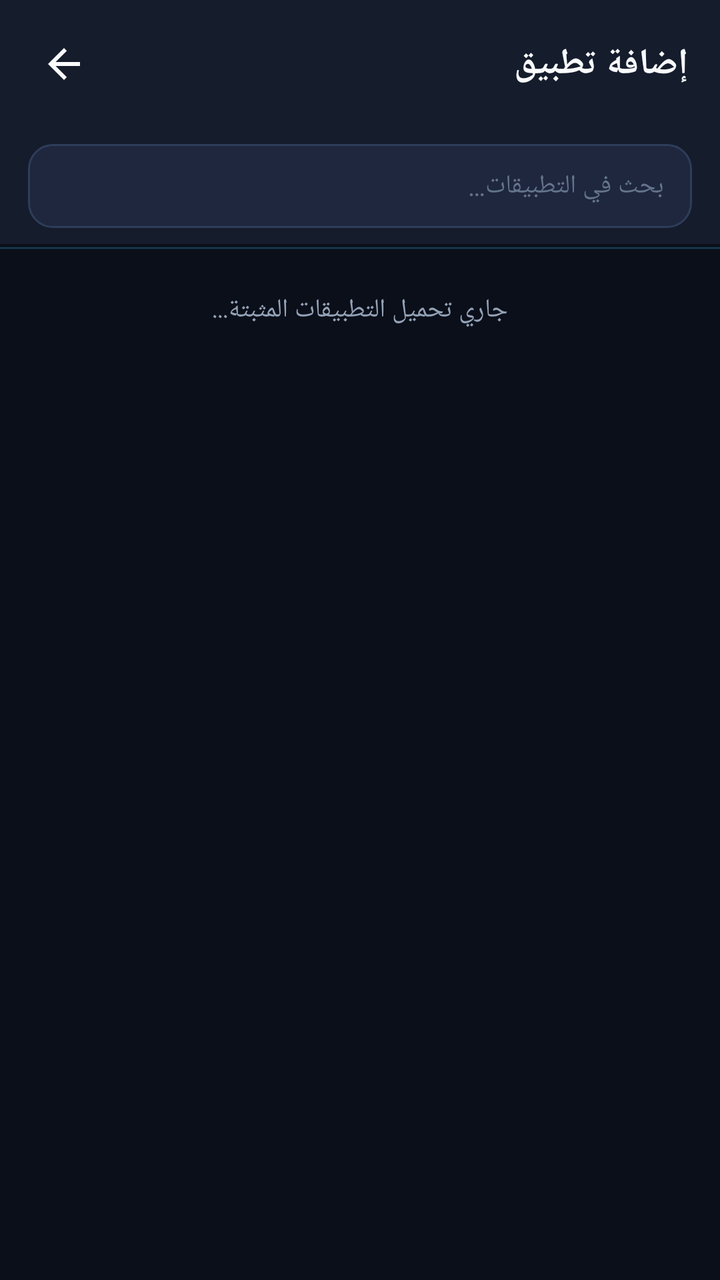
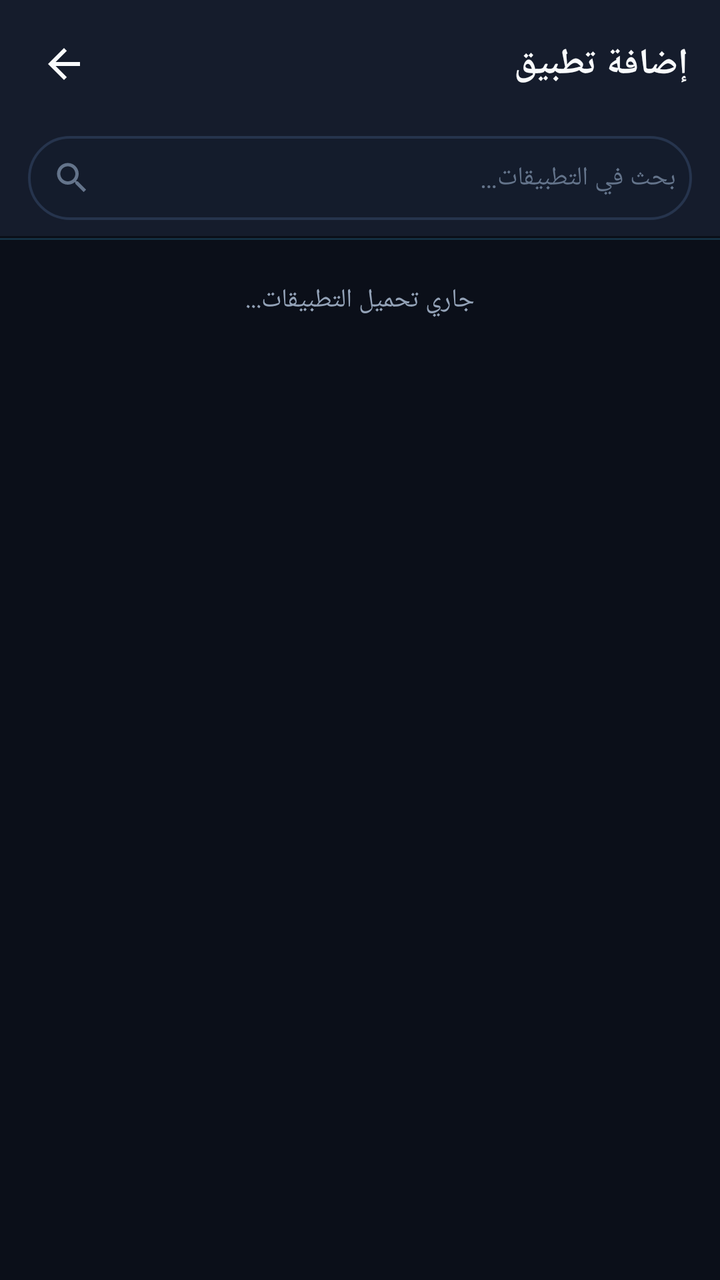

An Android layout rendered at two revisions. The XML below is the earlier revision; the diff shows what the commit changed to produce the second picture.
<!-- AndroidManifest.xml: application theme Theme.DeviceResetSpoofer -->
<!-- res/layout/activity_app_picker.xml -->
<?xml version="1.0" encoding="utf-8"?>
<LinearLayout xmlns:android="http://schemas.android.com/apk/res/android"
    xmlns:app="http://schemas.android.com/apk/res-auto"
    android:layout_width="match_parent"
    android:layout_height="match_parent"
    android:background="@color/background"
    android:orientation="vertical">

    
    <LinearLayout
        android:layout_width="match_parent"
        android:layout_height="wrap_content"
        android:orientation="horizontal"
        android:gravity="center_vertical"
        android:paddingStart="12dp"
        android:paddingEnd="16dp"
        android:paddingTop="12dp"
        android:paddingBottom="12dp"
        android:background="@color/surface">

        <ImageButton
            android:id="@+id/btn_picker_back"
            android:layout_width="40dp"
            android:layout_height="40dp"
            android:background="?android:attr/selectableItemBackgroundBorderless"
            android:src="@drawable/ic_arrow_back"
            app:tint="@color/text_primary"
            android:contentDescription="@string/cancel"
            android:layout_marginEnd="8dp"/>

        <TextView
            android:layout_width="0dp"
            android:layout_height="wrap_content"
            android:layout_weight="1"
            android:text="@string/add_app"
            android:textColor="@color/text_primary"
            android:textSize="18sp"
            android:textStyle="bold"/>

        <TextView
            android:id="@+id/tv_count"
            android:layout_width="wrap_content"
            android:layout_height="wrap_content"
            android:textSize="13sp"
            android:textColor="@color/primary"/>
    </LinearLayout>

    
    <LinearLayout
        android:layout_width="match_parent"
        android:layout_height="wrap_content"
        android:paddingStart="14dp"
        android:paddingEnd="14dp"
        android:paddingTop="8dp"
        android:paddingBottom="8dp"
        android:background="@color/surface">

        <EditText
            android:id="@+id/et_picker_search"
            android:layout_width="match_parent"
            android:layout_height="42dp"
            android:background="@drawable/bg_search_box"
            android:hint="@string/search_hint"
            android:textColorHint="@color/text_tertiary"
            android:textColor="@color/text_primary"
            android:textSize="13sp"
            android:paddingStart="14dp"
            android:paddingEnd="14dp"
            android:singleLine="true"/>
    </LinearLayout>

    
    <ProgressBar
        android:id="@+id/pb_loading"
        style="?android:attr/progressBarStyleHorizontal"
        android:layout_width="match_parent"
        android:layout_height="4dp"
        android:indeterminate="true"
        android:indeterminateTint="@color/primary"/>

    
    <TextView
        android:id="@+id/tv_loading"
        android:layout_width="match_parent"
        android:layout_height="wrap_content"
        android:text="جاري تحميل التطبيقات المثبتة..."
        android:textSize="13sp"
        android:textColor="@color/text_secondary"
        android:gravity="center"
        android:padding="20dp"/>

    
    <TextView
        android:id="@+id/tv_empty"
        android:layout_width="match_parent"
        android:layout_height="wrap_content"
        android:text="لم يتم العثور على أي تطبيقات"
        android:textSize="14sp"
        android:textColor="@color/text_tertiary"
        android:gravity="center"
        android:padding="32dp"
        android:visibility="gone"/>

    
    <TextView
        android:id="@+id/tv_debug"
        android:layout_width="match_parent"
        android:layout_height="wrap_content"
        android:textSize="11sp"
        android:textColor="@color/text_tertiary"
        android:padding="16dp"
        android:fontFamily="monospace"
        android:visibility="gone"/>

    
    <androidx.recyclerview.widget.RecyclerView
        android:id="@+id/rv_apps"
        android:layout_width="match_parent"
        android:layout_height="0dp"
        android:layout_weight="1"
        android:paddingStart="14dp"
        android:paddingEnd="14dp"
        android:paddingTop="8dp"
        android:clipToPadding="false"
        android:paddingBottom="16dp"
        android:visibility="gone"/>

</LinearLayout>
<!-- resources referenced by this layout -->
<resources>
  <color name="background">#0B0F19</color>
  <color name="primary">#38BDF8</color>
  <color name="surface">#151C2C</color>
  <color name="text_primary">#F8FAFC</color>
  <color name="text_secondary">#94A3B8</color>
  <color name="text_tertiary">#64748B</color>
  <!-- drawable bg_search_box (drawable) -->
  <?xml version="1.0" encoding="utf-8"?>
  <shape xmlns:android="http://schemas.android.com/apk/res/android"
      android:shape="rectangle">
      <solid android:color="@color/surface_card"/>
      <corners android:radius="12dp"/>
      <stroke android:width="1dp" android:color="@color/card_stroke"/>
  </shape>
  <!-- drawable ic_arrow_back (drawable) -->
  <vector xmlns:android="http://schemas.android.com/apk/res/android"
      android:width="24dp"
      android:height="24dp"
      android:viewportWidth="24"
      android:viewportHeight="24"
      android:autoMirrored="true">
    <path
        android:fillColor="#FFFFFFFF"
        android:pathData="M20,11H7.83l5.59,-5.59L12,4l-8,8 8,8 1.41,-1.41L7.83,13H20v-2z"/>
  </vector>
  <string name="add_app">إضافة تطبيق</string>
  <string name="cancel">إلغاء</string>
  <string name="search_hint">بحث في التطبيقات…</string>
  <style name="Theme.DeviceResetSpoofer" parent="Theme.MaterialComponents.DayNight.NoActionBar">
          <item name="colorPrimary">@color/primary</item>
          <item name="colorPrimaryVariant">@color/primary_dark</item>
          <item name="colorOnPrimary">@color/background</item>
          <item name="colorSecondary">@color/secondary</item>
          <item name="colorSecondaryVariant">@color/secondary_container</item>
          <item name="colorOnSecondary">@color/white</item>
          <item name="android:colorBackground">@color/background</item>
          <item name="colorSurface">@color/surface</item>
          <item name="colorOnSurface">@color/text_primary</item>
          <item name="android:statusBarColor">@color/background</item>
          <item name="android:navigationBarColor">@color/background</item>
          <item name="android:windowLightStatusBar" tools:targetApi="m">false</item>
          <item name="android:windowLightNavigationBar" tools:targetApi="o_mr1">false</item>
      </style>
  <color name="surface_card">#1E273E</color>
  <color name="card_stroke">#2E3D59</color>
  <color name="primary_dark">#0284C7</color>
  <color name="secondary">#818CF8</color>
  <color name="secondary_container">#312E81</color>
  <color name="white">#FFFFFF</color>
</resources>

<!-- the commit's change to res/layout/activity_app_picker.xml (unified diff, before → after) -->
@@ -51,22 +51,49 @@
         android:layout_height="wrap_content"
         android:paddingStart="14dp"
         android:paddingEnd="14dp"
-        android:paddingTop="8dp"
+        android:paddingTop="4dp"
         android:paddingBottom="8dp"
         android:background="@color/surface">
 
-        <EditText
-            android:id="@+id/et_picker_search"
+        <LinearLayout
             android:layout_width="match_parent"
             android:layout_height="42dp"
             android:background="@drawable/bg_search_box"
-            android:hint="@string/search_hint"
-            android:textColorHint="@color/text_tertiary"
-            android:textColor="@color/text_primary"
-            android:textSize="13sp"
-            android:paddingStart="14dp"
-            android:paddingEnd="14dp"
-            android:singleLine="true"/>
+            android:orientation="horizontal"
+            android:gravity="center_vertical"
+            android:paddingStart="12dp"
+            android:paddingEnd="8dp">
+
+            <ImageView
+                android:layout_width="20dp"
+                android:layout_height="20dp"
+                android:src="@drawable/ic_search"
+                app:tint="@color/text_tertiary"
+                android:layout_marginEnd="8dp"
+                android:contentDescription="@string/search_hint"/>
+
+            <EditText
+                android:id="@+id/et_picker_search"
+                android:layout_width="0dp"
+                android:layout_height="match_parent"
+                android:layout_weight="1"
+                android:background="@null"
+                android:hint="@string/search_hint"
+                android:textColorHint="@color/text_tertiary"
+                android:textColor="@color/text_primary"
+                android:textSize="13sp"
+                android:singleLine="true"/>
+
+            <ImageButton
+                android:id="@+id/btn_picker_clear"
+                android:layout_width="32dp"
+                android:layout_height="32dp"
+                android:background="?android:attr/selectableItemBackgroundBorderless"
+                android:src="@drawable/ic_close"
+                app:tint="@color/text_tertiary"
+                android:visibility="gone"
+                android:contentDescription="Clear"/>
+        </LinearLayout>
     </LinearLayout>
 
     
@@ -74,7 +101,7 @@
         android:id="@+id/pb_loading"
         style="?android:attr/progressBarStyleHorizontal"
         android:layout_width="match_parent"
-        android:layout_height="4dp"
+        android:layout_height="3dp"
         android:indeterminate="true"
         android:indeterminateTint="@color/primary"/>
 
@@ -83,7 +110,7 @@
         android:id="@+id/tv_loading"
         android:layout_width="match_parent"
         android:layout_height="wrap_content"
-        android:text="جاري تحميل التطبيقات المثبتة..."
+        android:text="جاري تحميل التطبيقات..."
         android:textSize="13sp"
         android:textColor="@color/text_secondary"
         android:gravity="center"
@@ -102,17 +129,6 @@
         android:visibility="gone"/>
 
     
-    <TextView
-        android:id="@+id/tv_debug"
-        android:layout_width="match_parent"
-        android:layout_height="wrap_content"
-        android:textSize="11sp"
-        android:textColor="@color/text_tertiary"
-        android:padding="16dp"
-        android:fontFamily="monospace"
-        android:visibility="gone"/>
-
-    
     <androidx.recyclerview.widget.RecyclerView
         android:id="@+id/rv_apps"
         android:layout_width="match_parent"
<!-- resource entries referenced after the edit -->
@@ -10,9 +10,11 @@
   <?xml version="1.0" encoding="utf-8"?>
   <shape xmlns:android="http://schemas.android.com/apk/res/android"
       android:shape="rectangle">
-      <solid android:color="@color/surface_card"/>
-      <corners android:radius="12dp"/>
-      <stroke android:width="1dp" android:color="@color/card_stroke"/>
+      <solid android:color="#141C2C"/>
+      <corners android:radius="22dp"/>
+      <stroke
+          android:width="1.2dp"
+          android:color="#26344D"/>
   </shape>
   <!-- drawable ic_arrow_back (drawable) -->
   <vector xmlns:android="http://schemas.android.com/apk/res/android"
@@ -24,6 +26,26 @@
     <path
         android:fillColor="#FFFFFFFF"
         android:pathData="M20,11H7.83l5.59,-5.59L12,4l-8,8 8,8 1.41,-1.41L7.83,13H20v-2z"/>
+  </vector>
+  <!-- drawable ic_close (drawable) -->
+  <vector xmlns:android="http://schemas.android.com/apk/res/android"
+      android:width="24dp"
+      android:height="24dp"
+      android:viewportWidth="24"
+      android:viewportHeight="24">
+    <path
+        android:fillColor="#FFFFFFFF"
+        android:pathData="M19,6.41L17.59,5 12,10.59 6.41,5 5,6.41 10.59,12 5,17.59 6.41,19 12,13.41 17.59,19 19,17.59 13.41,12z"/>
+  </vector>
+  <!-- drawable ic_search (drawable) -->
+  <vector xmlns:android="http://schemas.android.com/apk/res/android"
+      android:width="24dp"
+      android:height="24dp"
+      android:viewportWidth="24"
+      android:viewportHeight="24">
+    <path
+        android:fillColor="#FFFFFFFF"
+        android:pathData="M15.5,14h-0.79l-0.28,-0.27C15.41,12.59 16,11.11 16,9.5 16,5.91 13.09,3 9.5,3S3,5.91 3,9.5 5.91,16 9.5,16c1.61,0 3.09,-0.59 4.23,-1.57l0.27,0.28v0.79l5,4.99L20.49,19l-4.99,-5zm-6,0C7.01,14 5,11.99 5,9.5S7.01,5 9.5,5 14,7.01 14,9.5 11.99,14 9.5,14z"/>
   </vector>
   <string name="add_app">إضافة تطبيق</string>
   <string name="cancel">إلغاء</string>
@@ -43,8 +65,6 @@
           <item name="android:windowLightStatusBar" tools:targetApi="m">false</item>
           <item name="android:windowLightNavigationBar" tools:targetApi="o_mr1">false</item>
       </style>
-  <color name="surface_card">#1E273E</color>
-  <color name="card_stroke">#2E3D59</color>
   <color name="primary_dark">#0284C7</color>
   <color name="secondary">#818CF8</color>
   <color name="secondary_container">#312E81</color>
